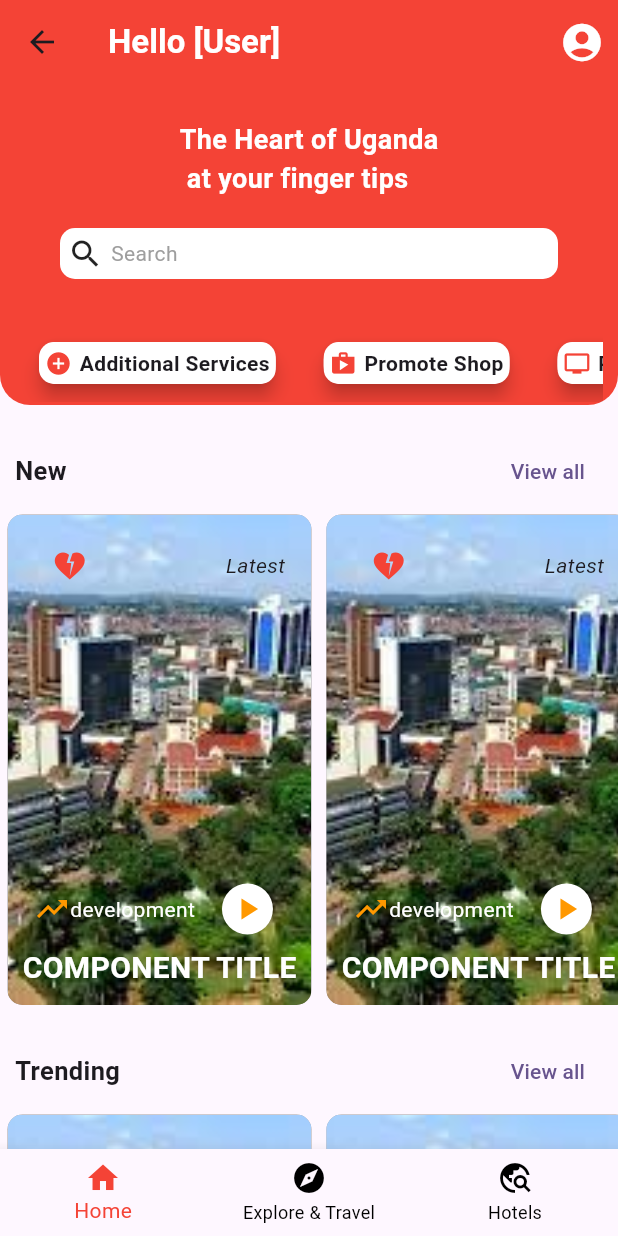
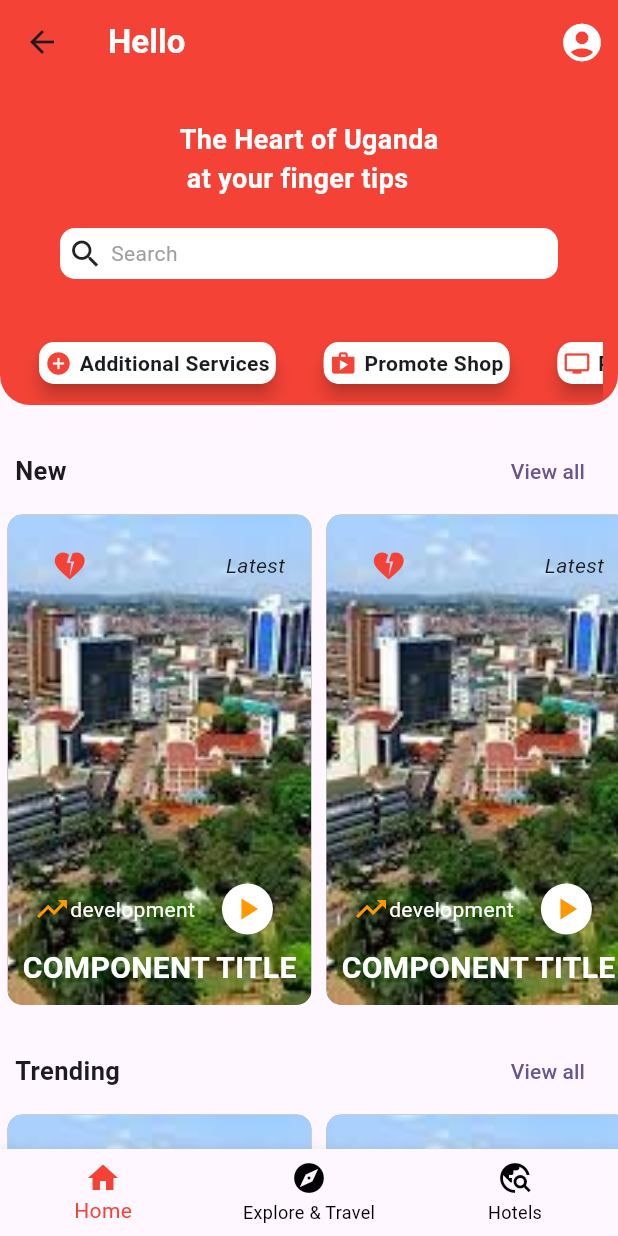
Before and after one commit to andrua-joshua/promote_uganda, a Flutter app: the homeScreen screen opened by its route, on a phone screen of 412 x 824 dp. Run offline on Flutter 3.47's test engine with Material 2 defaults, Android fonts, the phone set to English and light mode, and no system bars; our stand-ins replace cloud_firestore, firebase_auth, firebase_core; missing offline and left inert: appinio_video_player; accounts and stored records are empty.

Commit message:
more user data updates

```diff
--- a/lib/routes/home_screen/home_tab/home_tab.dart
+++ b/lib/routes/home_screen/home_tab/home_tab.dart
@@ -1,4 +1,7 @@
+import 'package:cloud_firestore/cloud_firestore.dart';
+import 'package:firebase_auth/firebase_auth.dart';
 import 'package:flutter/material.dart';
+import 'package:promote_uganda/firebase/database/user/user_database.dart';
 import 'package:promote_uganda/routes.dart';
 import 'package:promote_uganda/routes/home_screen/home_tab/widgets/home_tab_widgets.dart';
 
@@ -12,10 +15,12 @@ class homeTab extends StatelessWidget {
       slivers: [
         SliverAppBar(
           //backgroundColor: const Color.fromARGB(255, 18, 116, 228),
-          title: const Text(
-            "Hello [User]",
-            style: TextStyle(fontWeight: FontWeight.bold, color: Colors.white),
-          ),
+          title: StreamBuilder<DocumentSnapshot>(
+            stream: userDataManip.getUserStream(userId: FirebaseAuth.instance.currentUser?.uid??""),
+            builder:(context, snapshot) => Text(
+            "Hello ${snapshot.data?.get("username") as String}",
+            style: const TextStyle(fontWeight: FontWeight.bold, color: Colors.white),
+          ),),
 
           actions: [
             IconButton(
```
Also changed, not shown: lib/routes/edit_profile_screen/widgets/edit_profile_screen_widgets.dart (+84 -2 lines).
